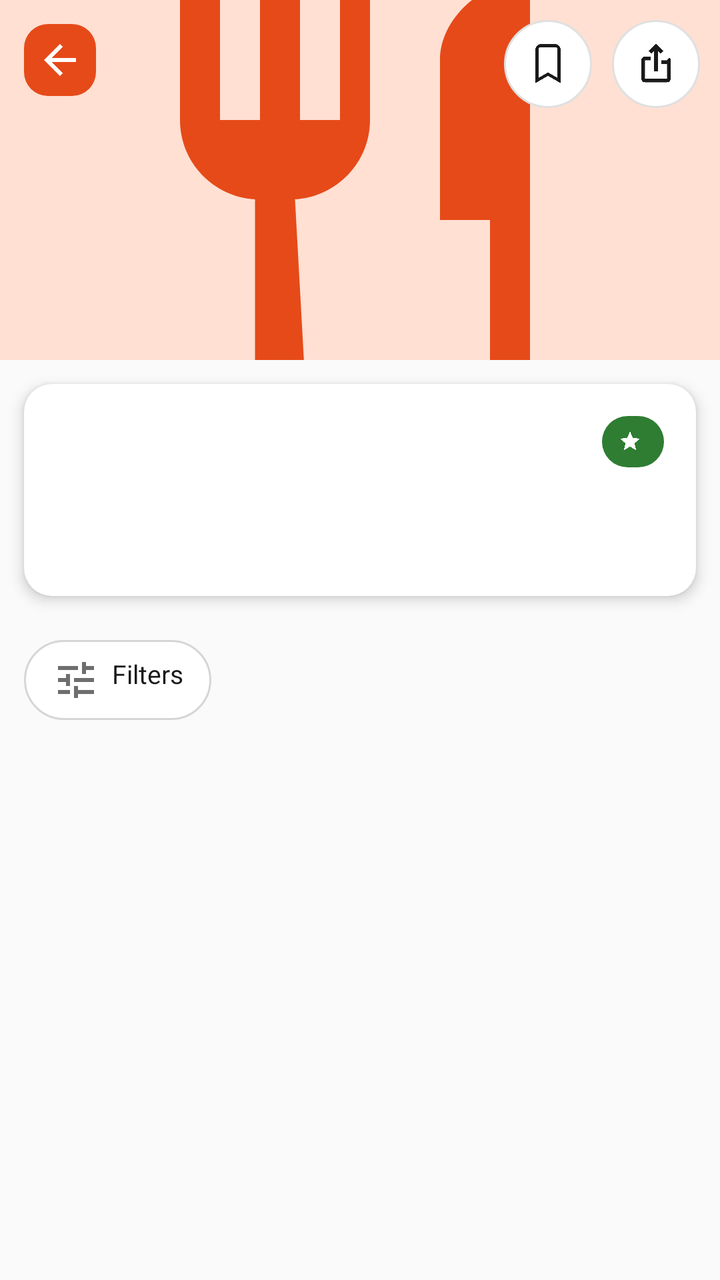
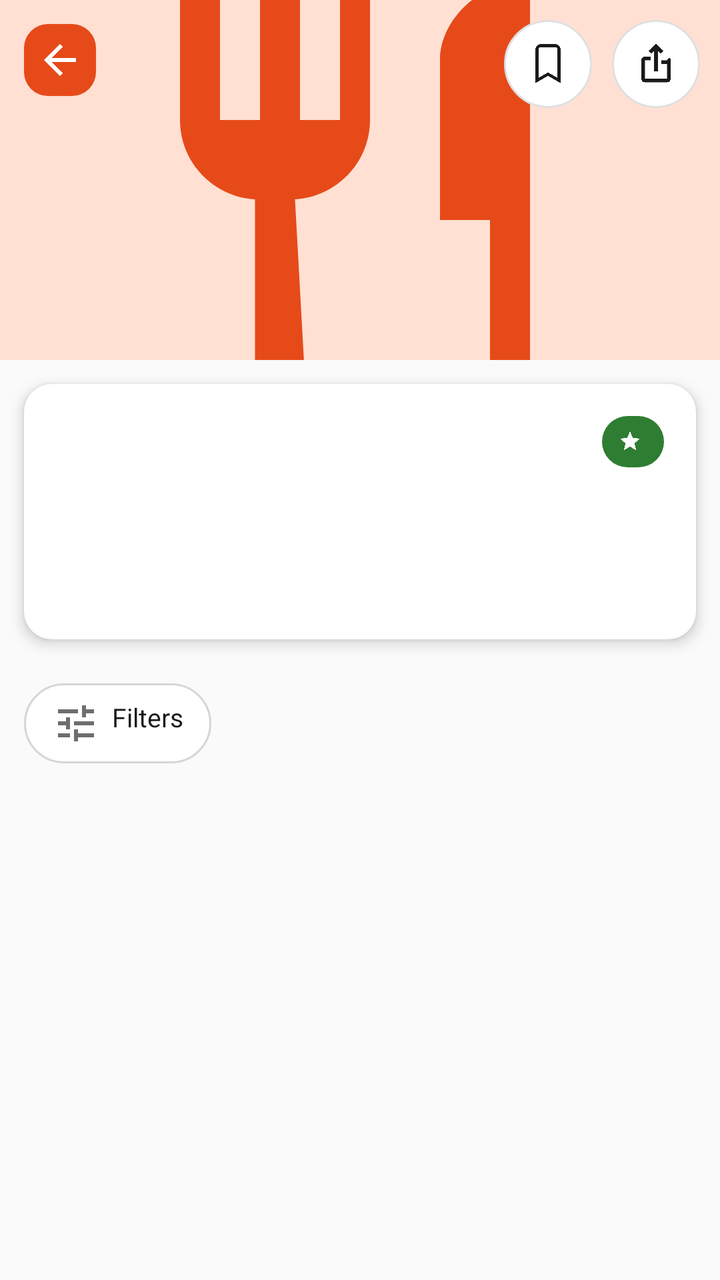

Two renders of the same Android screen: before a commit and after it. Below are the layout's source before the change and the commit's diff.
<!-- AndroidManifest.xml: application theme Theme.AnydropCustomer -->
<!-- res/layout/activity_restaurant_detail.xml -->
<?xml version="1.0" encoding="utf-8"?>
<androidx.constraintlayout.widget.ConstraintLayout xmlns:android="http://schemas.android.com/apk/res/android"
    xmlns:app="http://schemas.android.com/apk/res-auto"
    xmlns:tools="http://schemas.android.com/tools"
    android:layout_width="match_parent"
    android:layout_height="match_parent"
    android:background="@color/background">

    <FrameLayout
        android:id="@+id/coverFrame"
        android:layout_width="0dp"
        android:layout_height="180dp"
        app:layout_constraintTop_toTopOf="parent"
        app:layout_constraintStart_toStartOf="parent"
        app:layout_constraintEnd_toEndOf="parent">

        <ImageView
            android:id="@+id/coverImage"
            android:layout_width="match_parent"
            android:layout_height="match_parent"
            android:scaleType="centerCrop"
            android:background="@color/anydrop_primary_container"
            android:src="@drawable/ic_restaurant"
            android:padding="60dp"
            app:tint="@color/anydrop_primary" />

        
        <TextView
            android:id="@+id/detailOfferBadge"
            android:layout_width="wrap_content"
            android:layout_height="wrap_content"
            android:layout_gravity="top|start"
            android:layout_marginTop="52dp"
            android:layout_marginStart="12dp"
            android:background="#CC000000"
            android:paddingHorizontal="10dp"
            android:paddingVertical="5dp"
            android:text="50% OFF select items"
            android:textColor="@color/white"
            android:textSize="11sp"
            android:textStyle="bold"
            android:visibility="gone"
            tools:visibility="visible"
            tools:ignore="HardcodedText" />

        
        <LinearLayout
            android:layout_width="wrap_content"
            android:layout_height="wrap_content"
            android:layout_gravity="top|end"
            android:layout_margin="10dp"
            android:orientation="horizontal">

            <ImageView
                android:id="@+id/detailBookmark"
                android:layout_width="44dp"
                android:layout_height="44dp"
                android:padding="11dp"
                android:background="@drawable/bg_circle_outline"
                android:src="@drawable/ic_bookmark_outline"
                app:tint="@color/text_primary"
                android:contentDescription="@string/cd_save_item" />

            <ImageView
                android:id="@+id/detailShare"
                android:layout_width="44dp"
                android:layout_height="44dp"
                android:layout_marginStart="10dp"
                android:padding="11dp"
                android:background="@drawable/bg_circle_outline"
                android:src="@drawable/ic_share"
                app:tint="@color/text_primary"
                android:contentDescription="@string/cd_share_item" />

        </LinearLayout>

        <ImageView
            android:id="@+id/btnBack"
            android:layout_width="36dp"
            android:layout_height="36dp"
            android:layout_gravity="top|start"
            android:layout_margin="12dp"
            android:padding="6dp"
            android:src="@drawable/ic_back"
            app:tint="@color/white"
            android:background="@drawable/bg_button_primary" />

    </FrameLayout>

    
    <androidx.core.widget.NestedScrollView
        android:id="@+id/scrollContainer"
        android:layout_width="match_parent"
        android:layout_height="0dp"
        android:clipToPadding="false"
        app:layout_constraintTop_toBottomOf="@id/coverFrame"
        app:layout_constraintBottom_toBottomOf="parent"
        app:layout_constraintStart_toStartOf="parent"
        app:layout_constraintEnd_toEndOf="parent">

        <LinearLayout
            android:layout_width="match_parent"
            android:layout_height="wrap_content"
            android:orientation="vertical">

            <LinearLayout
                android:layout_width="match_parent"
                android:layout_height="wrap_content"
                android:orientation="vertical"
                android:background="@drawable/bg_card_rounded"
                android:padding="16dp"
                android:layout_margin="12dp"
                android:layout_marginTop="-28dp"
                android:elevation="4dp">

                
                <LinearLayout
                    android:id="@+id/detailPureVegRow"
                    android:layout_width="wrap_content"
                    android:layout_height="wrap_content"
                    android:orientation="horizontal"
                    android:gravity="center_vertical"
                    android:layout_marginBottom="4dp"
                    android:visibility="gone"
                    tools:visibility="visible">

                    <View
                        android:layout_width="12dp"
                        android:layout_height="12dp"
                        android:background="@drawable/bg_badge_veg" />

                    <TextView
                        android:layout_width="wrap_content"
                        android:layout_height="wrap_content"
                        android:layout_marginStart="6dp"
                        android:text="@string/detail_pure_veg_badge"
                        android:textSize="12sp"
                        android:textStyle="bold"
                        android:textColor="@color/veg_green" />

                </LinearLayout>

                
                <androidx.constraintlayout.widget.ConstraintLayout
                    android:layout_width="match_parent"
                    android:layout_height="wrap_content">

                    <TextView
                        android:id="@+id/detailRestaurantName"
                        android:layout_width="0dp"
                        android:layout_height="wrap_content"
                        android:textSize="20sp"
                        android:textStyle="bold"
                        android:textColor="@color/text_primary"
                        app:layout_constraintStart_toStartOf="parent"
                        app:layout_constraintTop_toTopOf="parent"
                        app:layout_constraintEnd_toStartOf="@id/detailRatingPillGroup"
                        app:layout_constraintHorizontal_bias="0" />

                    
                    <LinearLayout
                        android:id="@+id/detailRatingPillGroup"
                        android:layout_width="wrap_content"
                        android:layout_height="wrap_content"
                        android:orientation="vertical"
                        android:gravity="center_horizontal"
                        android:layout_marginStart="8dp"
                        app:layout_constraintTop_toTopOf="parent"
                        app:layout_constraintEnd_toEndOf="parent">

                        <LinearLayout
                            android:layout_width="wrap_content"
                            android:layout_height="wrap_content"
                            android:orientation="horizontal"
                            android:gravity="center_vertical"
                            android:background="@drawable/bg_rating_pill"
                            android:paddingHorizontal="8dp"
                            android:paddingVertical="4dp">

                            <ImageView
                                android:layout_width="12dp"
                                android:layout_height="12dp"
                                android:src="@drawable/ic_star"
                                app:tint="@color/white" />

                            <TextView
                                android:id="@+id/detailRating"
                                android:layout_width="wrap_content"
                                android:layout_height="wrap_content"
                                android:layout_marginStart="3dp"
                                android:textSize="13sp"
                                android:textStyle="bold"
                                android:textColor="@color/white" />

                        </LinearLayout>

                        
                        <TextView
                            android:id="@+id/detailRatingCount"
                            android:layout_width="wrap_content"
                            android:layout_height="wrap_content"
                            android:layout_marginTop="2dp"
                            android:textSize="11sp"
                            android:textColor="@color/text_secondary" />

                    </LinearLayout>

                </androidx.constraintlayout.widget.ConstraintLayout>

                <TextView
                    android:id="@+id/detailCuisines"
                    android:layout_width="wrap_content"
                    android:layout_height="wrap_content"
                    android:layout_marginTop="4dp"
                    android:textSize="13sp"
                    android:textColor="@color/text_secondary" />

                
                <LinearLayout
                    android:id="@+id/detailLocationRow"
                    android:layout_width="wrap_content"
                    android:layout_height="wrap_content"
                    android:orientation="horizontal"
                    android:gravity="center_vertical"
                    android:layout_marginTop="8dp"
                    android:visibility="gone"
                    tools:visibility="visible">

                    <ImageView
                        android:layout_width="14dp"
                        android:layout_height="14dp"
                        android:src="@drawable/ic_location"
                        app:tint="@color/text_secondary" />

                    <TextView
                        android:id="@+id/detailLocationText"
                        android:layout_width="wrap_content"
                        android:layout_height="wrap_content"
                        android:layout_marginStart="4dp"
                        android:textSize="12sp"
                        android:textColor="@color/text_secondary" />

                </LinearLayout>

                
                <LinearLayout
                    android:id="@+id/detailEtaRow"
                    android:layout_width="wrap_content"
                    android:layout_height="wrap_content"
                    android:orientation="horizontal"
                    android:gravity="center_vertical"
                    android:layout_marginTop="6dp"
                    android:clickable="true"
                    android:focusable="true"
                    android:visibility="gone"
                    tools:visibility="visible">

                    <ImageView
                        android:layout_width="14dp"
                        android:layout_height="14dp"
                        android:src="@drawable/ic_bolt"
                        app:tint="@color/veg_green" />

                    <TextView
                        android:id="@+id/detailEta"
                        android:layout_width="wrap_content"
                        android:layout_height="wrap_content"
                        android:layout_marginStart="4dp"
                        android:textSize="13sp"
                        android:textStyle="bold"
                        android:textColor="@color/veg_green" />

                    <ImageView
                        android:layout_width="16dp"
                        android:layout_height="16dp"
                        android:layout_marginStart="2dp"
                        android:src="@drawable/ic_chevron_down"
                        app:tint="@color/text_secondary" />

                </LinearLayout>

                
                <com.google.android.material.chip.ChipGroup
                    android:id="@+id/detailTagsGroup"
                    android:layout_width="match_parent"
                    android:layout_height="wrap_content"
                    android:layout_marginTop="10dp"
                    app:chipSpacingHorizontal="6dp"
                    app:singleLine="false" />

                
                <View
                    android:id="@+id/detailOffersDivider"
                    android:layout_width="match_parent"
                    android:layout_height="1dp"
                    android:layout_marginTop="10dp"
                    android:background="@color/outline"
                    android:visibility="gone"
                    tools:visibility="visible" />

                <LinearLayout
                    android:id="@+id/detailOffersStrip"
                    android:layout_width="match_parent"
                    android:layout_height="wrap_content"
                    android:orientation="horizontal"
                    android:gravity="center_vertical"
                    android:layout_marginTop="10dp"
                    android:clickable="true"
                    android:focusable="true"
                    android:visibility="gone"
                    tools:visibility="visible">

                    <ImageView
                        android:layout_width="16dp"
                        android:layout_height="16dp"
                        android:src="@drawable/ic_offer_tag"
                        app:tint="@color/offer_fg" />

                    <TextView
                        android:id="@+id/detailOffersCount"
                        android:layout_width="0dp"
                        android:layout_height="wrap_content"
                        android:layout_weight="1"
                        android:layout_marginStart="6dp"
                        android:textSize="13sp"
                        android:textStyle="bold"
                        android:textColor="@color/offer_fg" />

                    <ImageView
                        android:layout_width="18dp"
                        android:layout_height="18dp"
                        android:src="@drawable/ic_chevron_down"
                        app:tint="@color/offer_fg" />

                </LinearLayout>

            </LinearLayout>

            
            <TextView
                android:id="@+id/btnOpenFilters"
                android:layout_width="wrap_content"
                android:layout_height="wrap_content"
                android:layout_marginStart="12dp"
                android:layout_marginTop="10dp"
                android:paddingHorizontal="14dp"
                android:paddingVertical="8dp"
                android:text="@string/filters_pill_label"
                android:textSize="13sp"
                android:textColor="@color/text_primary"
                android:background="@drawable/bg_chip_unselected"
                android:drawableStart="@drawable/ic_filter"
                android:drawablePadding="6dp"
                app:drawableTint="@color/text_secondary"
                android:clickable="true"
                android:focusable="true" />

            
            <HorizontalScrollView
                android:id="@+id/categoryTabsScroll"
                android:layout_width="match_parent"
                android:layout_height="wrap_content"
                android:scrollbars="none"
                android:visibility="gone"
                tools:visibility="visible">

                <com.google.android.material.chip.ChipGroup
                    android:id="@+id/categoryTabsGroup"
                    android:layout_width="wrap_content"
                    android:layout_height="wrap_content"
                    android:layout_marginStart="12dp"
                    android:layout_marginTop="6dp"
                    app:chipSpacingHorizontal="8dp"
                    app:singleLine="true" />

            </HorizontalScrollView>

            <androidx.recyclerview.widget.RecyclerView
                android:id="@+id/menuList"
                android:layout_width="match_parent"
                android:layout_height="wrap_content"
                android:paddingBottom="100dp"
                android:clipToPadding="false"
                android:nestedScrollingEnabled="false" />

            <LinearLayout
                android:id="@+id/menuEmptyState"
                android:layout_width="match_parent"
                android:layout_height="wrap_content"
                android:orientation="vertical"
                android:gravity="center"
                android:padding="40dp"
                android:visibility="gone">

                <ImageView
                    android:layout_width="40dp"
                    android:layout_height="40dp"
                    android:src="@drawable/ic_restaurant"
                    app:tint="@color/text_secondary" />

                <TextView
                    android:layout_width="wrap_content"
                    android:layout_height="wrap_content"
                    android:layout_marginTop="8dp"
                    android:text="@string/menu_empty"
                    android:textColor="@color/text_secondary" />

            </LinearLayout>

        </LinearLayout>
    </androidx.core.widget.NestedScrollView>

    <com.google.android.material.floatingactionbutton.FloatingActionButton
        android:id="@+id/btnMenuJump"
        android:layout_width="wrap_content"
        android:layout_height="wrap_content"
        android:layout_marginEnd="16dp"
        android:layout_marginBottom="12dp"
        android:src="@drawable/ic_menu_list"
        android:contentDescription="@string/cd_menu_jump"
        android:visibility="gone"
        app:tint="@color/white"
        app:backgroundTint="@color/anydrop_primary"
        app:fabSize="mini"
        app:elevation="6dp"
        tools:visibility="visible"
        app:layout_constraintBottom_toTopOf="@id/btnViewCart"
        app:layout_constraintEnd_toEndOf="parent"
        app:layout_goneMarginBottom="16dp" />

    <com.google.android.material.button.MaterialButton
        android:id="@+id/btnViewCart"
        android:layout_width="0dp"
        android:layout_height="52dp"
        android:layout_margin="14dp"
        android:backgroundTint="@color/anydrop_primary"
        android:text="View Cart"
        android:elevation="6dp"
        android:visibility="gone"
        app:cornerRadius="12dp"
        app:layout_constraintBottom_toBottomOf="parent"
        app:layout_constraintStart_toStartOf="parent"
        app:layout_constraintEnd_toEndOf="parent" />

</androidx.constraintlayout.widget.ConstraintLayout>
<!-- resources referenced by this layout -->
<resources>
  <color name="anydrop_primary">#E64A19</color>
  <color name="anydrop_primary_container">#FFE0D3</color>
  <color name="background">#FAFAFA</color>
  <color name="offer_fg">#B23C14</color>
  <color name="outline">#E0E0E0</color>
  <color name="text_primary">#1A1A1A</color>
  <color name="text_secondary">#6E6E6E</color>
  <color name="veg_green">#2E7D32</color>
  <color name="white">#FFFFFF</color>
  <!-- drawable bg_button_primary (drawable) -->
  <shape xmlns:android="http://schemas.android.com/apk/res/android">
      <solid android:color="?attr/colorPrimary" />
      <corners android:radius="12dp" />
  </shape>
  <!-- drawable bg_card_rounded (drawable) -->
  <shape xmlns:android="http://schemas.android.com/apk/res/android">
      <solid android:color="@color/surface" />
      <corners android:radius="14dp" />
  </shape>
  <!-- drawable bg_chip_unselected (drawable) -->
  <shape xmlns:android="http://schemas.android.com/apk/res/android">
      <solid android:color="@color/surface" />
      <corners android:radius="20dp" />
      <stroke android:width="1dp" android:color="@color/chip_border_unselected" />
  </shape>
  <!-- drawable bg_circle_outline (drawable) -->
  <?xml version="1.0" encoding="utf-8"?>
  <shape xmlns:android="http://schemas.android.com/apk/res/android"
      android:shape="oval">
      <solid android:color="@color/surface" />
      <stroke
          android:width="1dp"
          android:color="@color/outline" />
  </shape>
  <!-- drawable bg_rating_pill (drawable) -->
  <?xml version="1.0" encoding="utf-8"?>
  <shape xmlns:android="http://schemas.android.com/apk/res/android">
      <solid android:color="@color/anydrop_secondary" />
      <corners android:radius="20dp" />
  </shape>
  <!-- drawable ic_back (drawable) -->
  <vector xmlns:android="http://schemas.android.com/apk/res/android"
      android:width="24dp"
      android:height="24dp"
      android:viewportWidth="24"
      android:viewportHeight="24"
      android:tint="?attr/colorControlNormal">
      <path
          android:fillColor="#FF000000"
          android:pathData="M20,11L7.83,11l5.59,-5.59L12,4l-8,8 8,8 1.41,-1.41L7.83,13L20,13z"/>
  </vector>
  <!-- drawable ic_bolt (drawable) -->
  <vector xmlns:android="http://schemas.android.com/apk/res/android"
      android:width="24dp"
      android:height="24dp"
      android:viewportWidth="24"
      android:viewportHeight="24"
      android:tint="?attr/colorControlNormal">
      <path
          android:fillColor="#FF000000"
          android:pathData="M7,2v11h3v9l7,-12h-4l4,-8z"/>
  </vector>
  <!-- drawable ic_chevron_down (drawable) -->
  <vector xmlns:android="http://schemas.android.com/apk/res/android"
      android:width="24dp"
      android:height="24dp"
      android:viewportWidth="24"
      android:viewportHeight="24"
      android:tint="?attr/colorControlNormal">
      <path
          android:fillColor="#FF000000"
          android:pathData="M16.59,8.59L12,13.17 7.41,8.59 6,10l6,6 6,-6z"/>
  </vector>
  <!-- drawable ic_star (drawable) -->
  <vector xmlns:android="http://schemas.android.com/apk/res/android"
      android:width="24dp"
      android:height="24dp"
      android:viewportWidth="24"
      android:viewportHeight="24"
      android:tint="?attr/colorControlNormal">
      <path
          android:fillColor="#FF000000"
          android:pathData="M12,17.27L18.18,21l-1.64,-7.03L22,9.24l-7.19,-0.61L12,2 9.19,8.63 2,9.24l5.46,4.73L5.82,21z"/>
  </vector>
  <string name="cd_menu_jump">Jump to menu category</string>
  <string name="cd_save_item">Save item</string>
  <string name="cd_share_item">Share item</string>
  <string name="detail_pure_veg_badge">Pure Veg</string>
  <string name="filters_pill_label">Filters</string>
  <string name="menu_empty">Menu isn\'t available yet</string>
  <color name="surface">#FFFFFF</color>
  <color name="chip_border_unselected">#D6D6D6</color>
  <color name="anydrop_secondary">#2E7D32</color>
  <color name="anydrop_primary_dark">#B23C14</color>
  <!-- unchanged entries left out for length: 9 -->
</resources>

<!-- the commit's change to res/layout/activity_restaurant_detail.xml (unified diff, before → after) -->
@@ -216,6 +216,15 @@
                     android:textColor="@color/text_secondary" />
 
                 
+                <TextView
+                    android:id="@+id/detailStatus"
+                    android:layout_width="wrap_content"
+                    android:layout_height="wrap_content"
+                    android:layout_marginTop="4dp"
+                    android:textSize="13sp"
+                    android:textStyle="bold" />
+
+                
                 <LinearLayout
                     android:id="@+id/detailLocationRow"
                     android:layout_width="wrap_content"
